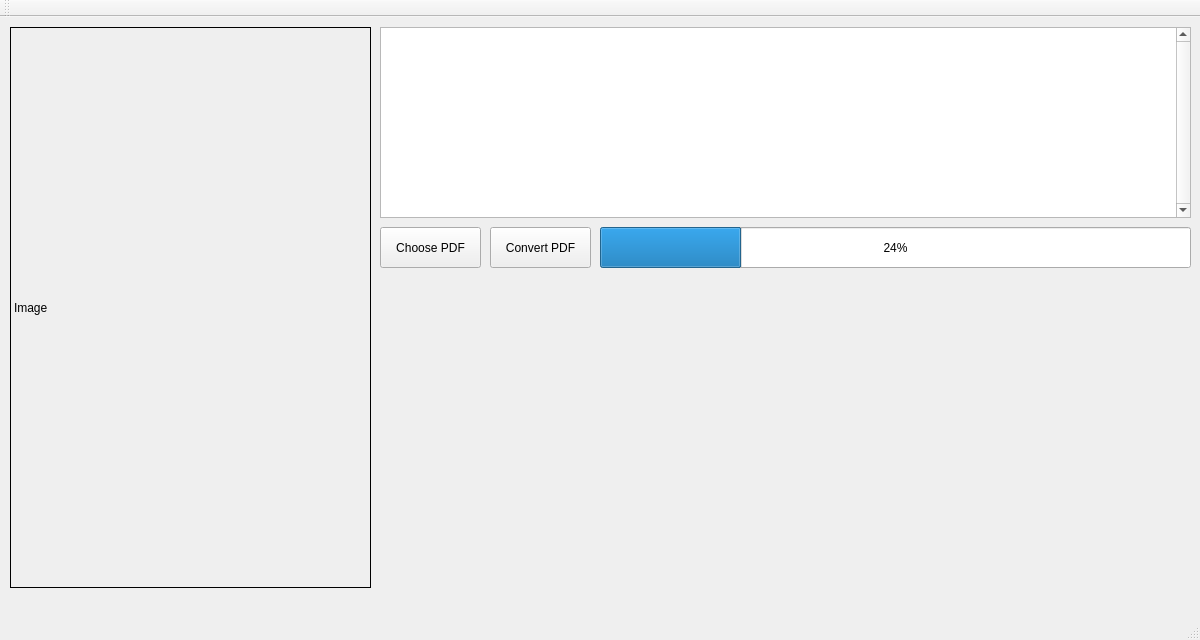
LemuelKL/Bubble-Sheet-OMR-OpenCV-Qt, file mainwindow.ui: the form before one commit.
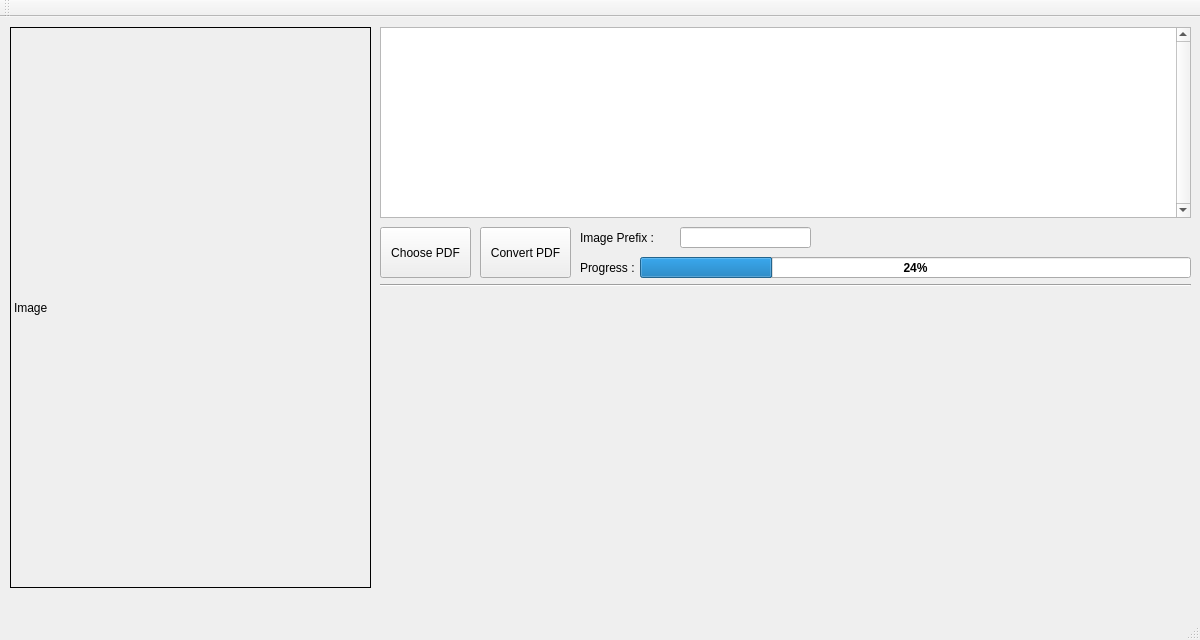
The form after the commit.

Patch:
```diff
--- a/mainwindow.ui
+++ b/mainwindow.ui
@@ -10,14 +10,26 @@
     <height>640</height>
    </rect>
   </property>
+  <property name="sizePolicy">
+   <sizepolicy hsizetype="Fixed" vsizetype="Fixed">
+    <horstretch>0</horstretch>
+    <verstretch>0</verstretch>
+   </sizepolicy>
+  </property>
   <property name="windowTitle">
    <string>MainWindow</string>
   </property>
   <widget class="QWidget" name="centralWidget">
+   <property name="sizePolicy">
+    <sizepolicy hsizetype="Fixed" vsizetype="Fixed">
+     <horstretch>0</horstretch>
+     <verstretch>0</verstretch>
+    </sizepolicy>
+   </property>
    <property name="minimumSize">
     <size>
-     <width>926</width>
-     <height>585</height>
+     <width>1200</width>
+     <height>600</height>
     </size>
    </property>
    <widget class="QPushButton" name="pushButton_Choose_PDF">
@@ -25,8 +37,8 @@
      <rect>
       <x>380</x>
       <y>210</y>
-      <width>101</width>
-      <height>41</height>
+      <width>91</width>
+      <height>51</height>
      </rect>
     </property>
     <property name="text">
@@ -67,10 +79,10 @@
    <widget class="QPushButton" name="pushButton_ConvertPdf2Png">
     <property name="geometry">
      <rect>
-      <x>490</x>
+      <x>480</x>
       <y>210</y>
-      <width>101</width>
-      <height>41</height>
+      <width>91</width>
+      <height>51</height>
      </rect>
     </property>
     <property name="text">
@@ -108,14 +120,91 @@
    <widget class="QProgressBar" name="progressBar_Pdf2Img">
     <property name="geometry">
      <rect>
-      <x>600</x>
-      <y>210</y>
-      <width>591</width>
-      <height>41</height>
+      <x>640</x>
+      <y>240</y>
+      <width>551</width>
+      <height>21</height>
      </rect>
     </property>
+    <property name="font">
+     <font>
+      <weight>75</weight>
+      <italic>false</italic>
+      <bold>true</bold>
+      <underline>false</underline>
+      <kerning>true</kerning>
+     </font>
+    </property>
+    <property name="layoutDirection">
+     <enum>Qt::RightToLeft</enum>
+    </property>
     <property name="value">
      <number>24</number>
+    </property>
+    <property name="invertedAppearance">
+     <bool>true</bool>
+    </property>
+    <property name="format">
+     <string>%p%</string>
+    </property>
+   </widget>
+   <widget class="QLineEdit" name="lineEdit">
+    <property name="geometry">
+     <rect>
+      <x>680</x>
+      <y>210</y>
+      <width>131</width>
+      <height>21</height>
+     </rect>
+    </property>
+   </widget>
+   <widget class="QLabel" name="label_TextInfo_SetImgPrefix">
+    <property name="geometry">
+     <rect>
+      <x>580</x>
+      <y>210</y>
+      <width>101</width>
+      <height>21</height>
+     </rect>
+    </property>
+    <property name="font">
+     <font>
+      <pointsize>9</pointsize>
+     </font>
+    </property>
+    <property name="text">
+     <string>Image Prefix : </string>
+    </property>
+   </widget>
+   <widget class="Line" name="line">
+    <property name="geometry">
+     <rect>
+      <x>380</x>
+      <y>260</y>
+      <width>811</width>
+      <height>16</height>
+     </rect>
+    </property>
+    <property name="orientation">
+     <enum>Qt::Horizontal</enum>
+    </property>
+   </widget>
+   <widget class="QLabel" name="label_TextInfo_ConvertedSoFar">
+    <property name="geometry">
+     <rect>
+      <x>580</x>
+      <y>240</y>
+      <width>61</width>
+      <height>21</height>
+     </rect>
+    </property>
+    <property name="font">
+     <font>
+      <pointsize>9</pointsize>
+     </font>
+    </property>
+    <property name="text">
+     <string>Progress : </string>
     </property>
    </widget>
   </widget>
```
